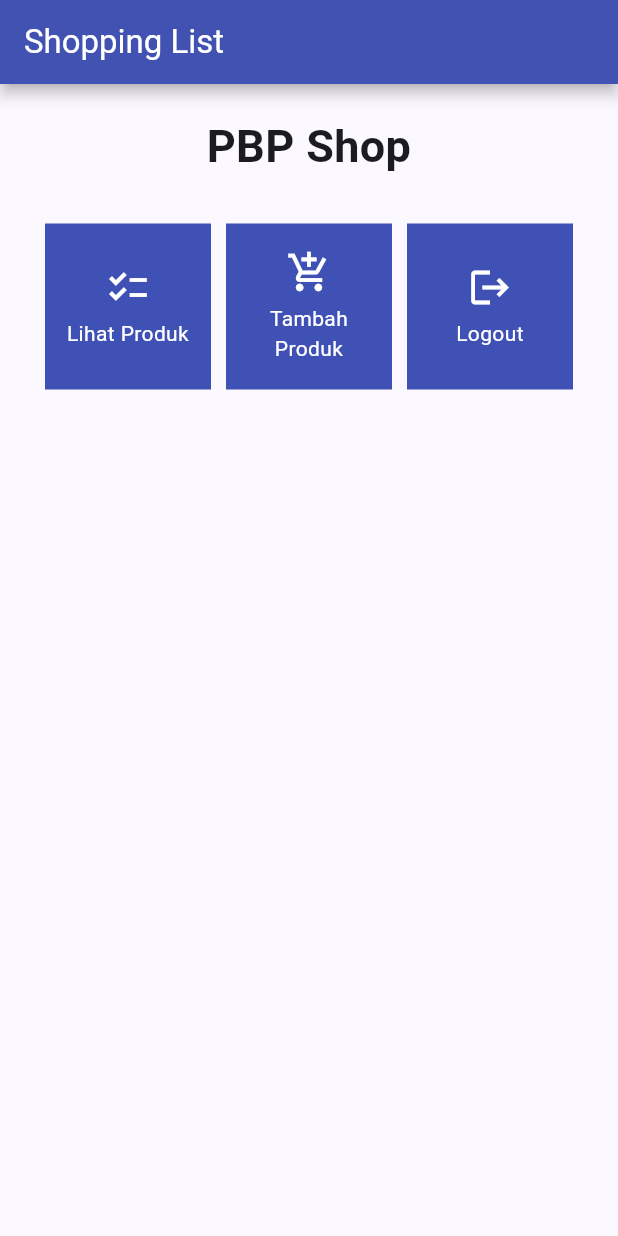
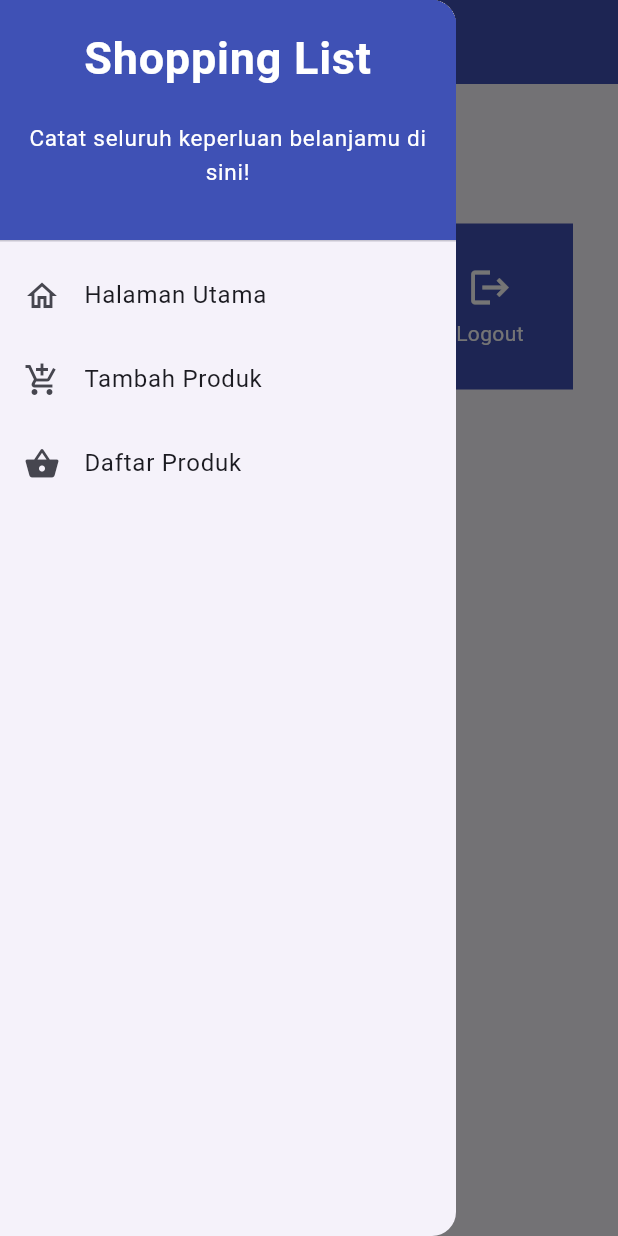
Before and after one commit to rifatfauzan/shopping-list-mobile, a Flutter app: the MyHomePage screen opened directly, with the side drawer open (before the commit the screen has no drawer), on a phone screen of 412 x 824 dp. Run offline on Flutter 3.47's test engine with Material 2 defaults, Android fonts, the phone set to English and light mode, and no system bars; missing offline and left inert: pbp_django_auth.

Commit message:
Tutorial 8 PBP - Done

```diff
--- a/lib/menu.dart
+++ /dev/null
@@ -1,114 +0,0 @@
-import 'package:flutter/material.dart';
-
-class MyHomePage extends StatelessWidget {
-  MyHomePage({Key? key}) : super(key: key);
-
-  final List<ShopItem> items = [
-    ShopItem("Lihat Produk", Icons.checklist),
-    ShopItem("Tambah Produk", Icons.add_shopping_cart),
-    ShopItem("Logout", Icons.logout),
-  ];
-  @override
-  Widget build(BuildContext context) {
-    return Scaffold(
-      appBar: AppBar(
-        title: const Text(
-          'Shopping List',
-          style: TextStyle(color: Colors.white),
-        ),
-        backgroundColor: Colors.indigo,
-        elevation: 4, // Control the shadow depth
-        shadowColor: Colors.black, // Color of the shadow
-      ),
-      body: SingleChildScrollView(
-        // Widget wrapper yang dapat discroll
-        child: Padding(
-          padding: const EdgeInsets.all(10.0), // Set padding dari halaman
-          child: Column(
-            // Widget untuk menampilkan children secara vertikal
-            children: <Widget>[
-              const Padding(
-                padding: EdgeInsets.only(top: 10.0, bottom: 10.0),
-                // Widget Text untuk menampilkan tulisan dengan alignment center dan style yang sesuai
-                child: Text(
-                  'PBP Shop', // Text yang menandakan toko
-                  textAlign: TextAlign.center,
-                  style: TextStyle(
-                    fontSize: 30,
-                    fontWeight: FontWeight.bold,
-                  ),
-                ),
-              ),
-              // Grid layout
-              GridView.count(
-                // Container pada card kita.
-                primary: true,
-                padding: const EdgeInsets.all(20),
-                crossAxisSpacing: 10,
-                mainAxisSpacing: 10,
-                crossAxisCount: 3,
-                shrinkWrap: true,
-                children: items.map((ShopItem item) {
-                  // Iterasi untuk setiap item
-                  return ShopCard(item);
-                }).toList(),
-              ),
-            ],
-          ),
-        ),
-      ),
-    );
-  }
-}
-
-class ShopItem {
-  final String name;
-  final IconData icon;
-
-  ShopItem(this.name, this.icon);
-}
-
-class ShopCard extends StatelessWidget {
-  final ShopItem item;
-
-  const ShopCard(this.item, {super.key}); // Constructor
-
-  @override
-  Widget build(BuildContext context) {
-    return Material(
-      color: Colors.indigo,
-      child: InkWell(
-        // Area responsive terhadap sentuhan
-        onTap: () {
-          // Memunculkan SnackBar ketika diklik
-          ScaffoldMessenger.of(context)
-            ..hideCurrentSnackBar()
-            ..showSnackBar(SnackBar(
-                content: Text("Kamu telah menekan tombol ${item.name}!")));
-        },
-        child: Container(
-          // Container untuk menyimpan Icon dan Text
-          padding: const EdgeInsets.all(8),
-          child: Center(
-            child: Column(
-              mainAxisAlignment: MainAxisAlignment.center,
-              children: [
-                Icon(
-                  item.icon,
-                  color: Colors.white,
-                  size: 30.0,
-                ),
-                const Padding(padding: EdgeInsets.all(3)),
-                Text(
-                  item.name,
-                  textAlign: TextAlign.center,
-                  style: const TextStyle(color: Colors.white),
-                ),
-              ],
-            ),
-          ),
-        ),
-      ),
-    );
-  }
-}
--- a/lib/screens/menu.dart
+++ b/lib/screens/menu.dart
@@ -1,6 +1,8 @@
 import 'package:flutter/material.dart';
 import 'package:shopping_list/widgets/left_drawer.dart';
 import 'package:shopping_list/widgets/shop_card.dart';
+import 'package:pbp_django_auth/pbp_django_auth.dart';
+import 'package:provider/provider.dart';
 
 class MyHomePage extends StatelessWidget {
     MyHomePage({Key? key}) : super(key: key);
@@ -12,7 +14,13 @@ class MyHomePage extends StatelessWidget {
 
     @override
     Widget build(BuildContext context) {
-      return Scaffold(
+      return Provider(
+        create: (_) {
+          CookieRequest request = CookieRequest();
+          return request;
+        },
+
+        child: Scaffold(
           appBar: AppBar(
             title: const Text(
               'Shopping List',
@@ -59,6 +67,7 @@ class MyHomePage extends StatelessWidget {
               ),
             ),
           ),
+        )
       );
     }
 }
--- a/lib/widgets/left_drawer.dart
+++ b/lib/widgets/left_drawer.dart
@@ -1,6 +1,7 @@
 import 'package:flutter/material.dart';
 import 'package:shopping_list/screens/menu.dart';
 import 'package:shopping_list/screens/shoplist_form.dart';
+import 'package:shopping_list/screens/list_product.dart';
 
 class LeftDrawer extends StatelessWidget {
   const LeftDrawer({super.key});
@@ -57,6 +58,16 @@ class LeftDrawer extends StatelessWidget {
                   ));
             },
           ),
+          ListTile(
+            leading: const Icon(Icons.shopping_basket),
+            title: const Text('Daftar Produk'),
+            onTap: () {
+              Navigator.push(
+                context,
+                MaterialPageRoute(builder: (context) => const ProductPage()),
+              );
+            },
+          ),
         ],
       ),
     );
--- a/pubspec.yaml
+++ b/pubspec.yaml
@@ -35,6 +35,9 @@ dependencies:
   # The following adds the Cupertino Icons font to your application.
   # Use with the CupertinoIcons class for iOS style icons.
   cupertino_icons: ^1.0.2
+  provider: ^6.1.1
+  pbp_django_auth: ^0.4.0
+  http: ^1.1.0
 
 dev_dependencies:
   flutter_test:
```
Also changed, not shown: lib/main.dart (+13 -20 lines), lib/models/product.dart (added, +65 -0 lines), lib/screens/list_product.dart (added, +91 -0 lines), lib/screens/login.dart (added, +114 -0 lines), lib/screens/shoplist_form.dart (+43 -28 lines), lib/widgets/shop_card.dart (+44 -2 lines), pubspec.lock, 2 other files. Lines whose indentation alone changed are shown as unchanged.
